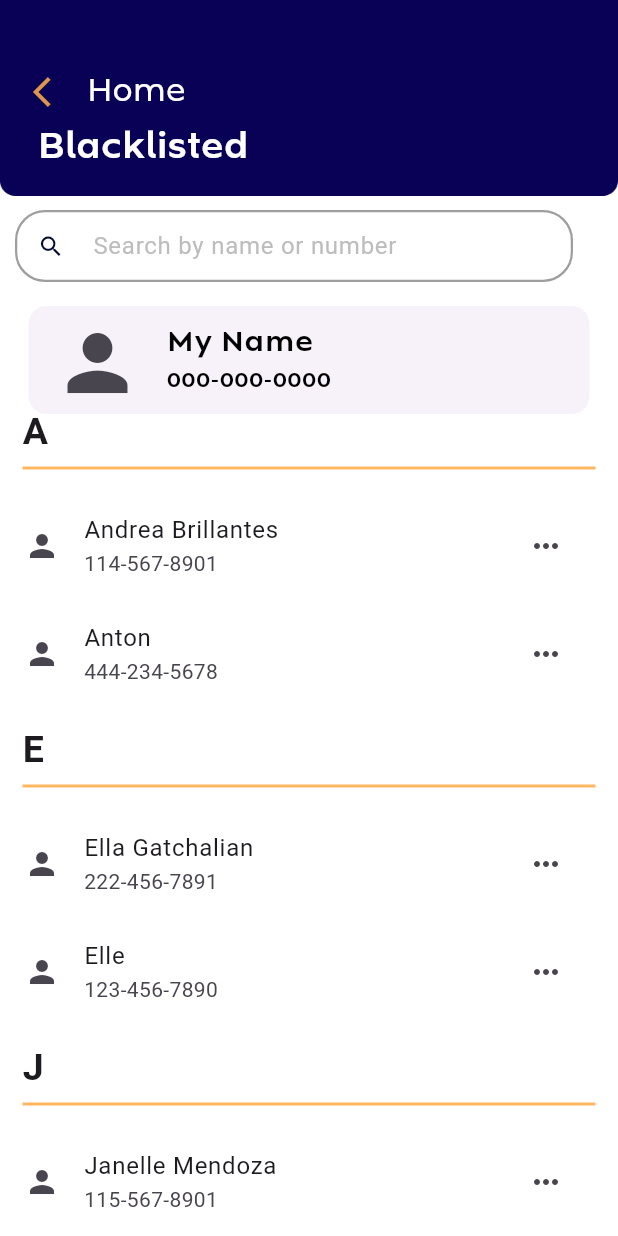
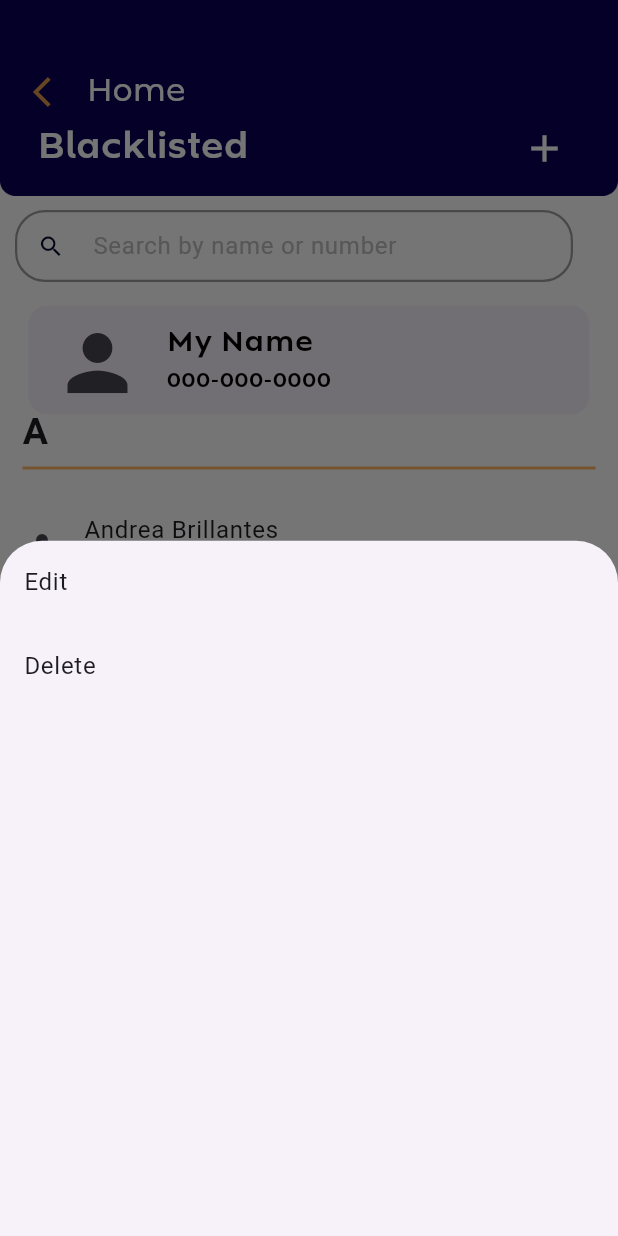
Before and after one commit to LantingKurt/SpamDefender, a Flutter app: the BlacklistScreen screen opened directly, after a tap on the "keyboard control" icon, on a phone screen of 412 x 824 dp. Run offline on Flutter 3.47's test engine with Material 3 defaults, Android fonts, the phone set to English and light mode, and no system bars; our stand-ins replace firebase_auth, firebase_core, flutter_contacts, fluttertoast; missing offline and left inert: firebase_app_check; accounts and stored records are empty.

Commit message:
feature: blacklist contacts - add, edit, delete

```diff
--- a/lib/blacklist_contacts.dart
+++ b/lib/blacklist_contacts.dart
@@ -1,8 +1,10 @@
 import 'package:flutter/material.dart';
+import 'edit_contacts.dart';
+import 'add_contacts.dart';
 
 // Firebase Implementation
 
-// WHITELIST CONTACTS //
+// BLACKLIST CONTACTS //
 class BlacklistScreen extends StatefulWidget {
   const BlacklistScreen({super.key});
 
@@ -26,6 +28,25 @@ class BlacklistScreenState extends State<BlacklistScreen> {
     {'name': 'Nicholas Lanting', 'phone': '117-567-8901'},
     {'name': 'Ton Chio', 'phone': '118-567-8901'},
   ];
+
+  // Modify _deleteContact to remove by contact rather than index
+  void _deleteContact(Map<String, String> contact) {
+    setState(() {
+      blacklist.remove(contact);
+    });
+  }
+
+  void _updateContact(Map<String, String> updatedContact, int index) {
+    setState(() {
+      blacklist[index] = updatedContact;
+    });
+  }
+
+  void _addNewContact(Map<String, String> newContact) {
+    setState(() {
+      blacklist.add(newContact);
+    });
+  }
 
   @override
   Widget build(BuildContext context) {
@@ -70,7 +91,8 @@ class BlacklistScreenState extends State<BlacklistScreen> {
               children: [
                 // Back arrow icon button
                 IconButton(
-                  icon: Icon(Icons.arrow_back_ios, color: Color(0xddffad49)), // Back arrow icon
+                  icon: Icon(Icons.arrow_back_ios, color: Color(0xddffad49)),
+                  // Back arrow icon
                   onPressed: () {
                     Navigator.pop(context);
                   },
@@ -101,6 +123,23 @@ class BlacklistScreenState extends State<BlacklistScreen> {
             ),
           ),
           Positioned(
+            top: 75.0,
+            right: 25.0,
+            child: IconButton(
+              icon: Icon(Icons.add, color: Colors.white, size: 30),
+              // Back arrow icon
+              onPressed: () {
+                Navigator.push(
+                  context,
+                  MaterialPageRoute(
+                    builder:
+                        (context) => AddContactScreen(onAdd: _addNewContact),
+                  ),
+                );
+              },
+            ),
+          ),
+          Positioned(
             top: 140.0,
             left: 10,
             right: 30.0,
@@ -109,31 +148,22 @@ class BlacklistScreenState extends State<BlacklistScreen> {
               decoration: InputDecoration(
                 hintText: 'Search by name or number',
                 border: OutlineInputBorder(
-                  borderSide: BorderSide(
-                    color: Colors.grey,
-                    width: 1.5,
-                  ),
+                  borderSide: BorderSide(color: Colors.grey, width: 1.5),
                   borderRadius: BorderRadius.circular(20),
                 ),
                 enabledBorder: OutlineInputBorder(
-                  borderSide: BorderSide(
-                    color: Colors.grey,
-                    width: 1.5,
-                  ),
+                  borderSide: BorderSide(color: Colors.grey, width: 1.5),
                   borderRadius: BorderRadius.circular(20),
                 ),
                 focusedBorder: OutlineInputBorder(
-                  borderSide: BorderSide(
-                    color: Colors.blue,
-                    width: 1.5,
-                  ),
+                  borderSide: BorderSide(color: Colors.blue, width: 1.5),
                   borderRadius: BorderRadius.circular(20),
                 ),
-                prefixIcon: Icon(
-                  Icons.search,
-                  color: Color(0xFF050a30),
+                prefixIcon: Icon(Icons.search, color: Color(0xFF050a30)),
+                contentPadding: EdgeInsets.symmetric(
+                  vertical: 10.0,
+                  horizontal: 15.0,
                 ),
-                contentPadding: EdgeInsets.symmetric(vertical: 10.0, horizontal: 15.0),
                 filled: true,
                 fillColor: Colors.white,
                 isDense: true,
@@ -149,10 +179,7 @@ class BlacklistScreenState extends State<BlacklistScreen> {
             child: Card(
               elevation: 0,
               child: ListTile(
-                leading: Icon(
-                  Icons.person,
-                  size: 60.0,
-                ),
+                leading: Icon(Icons.person, size: 60.0),
                 title: Text(
                   'My Name',
                   style: TextStyle(
@@ -162,7 +189,9 @@ class BlacklistScreenState extends State<BlacklistScreen> {
                     color: Colors.black,
                   ),
                 ),
-                subtitle: Text('000-000-0000', style: TextStyle(
+                subtitle: Text(
+                  '000-000-0000',
+                  style: TextStyle(
                     fontFamily: 'Mosafin',
                     fontSize: 15.0,
                     fontWeight: FontWeight.bold,
@@ -172,7 +201,6 @@ class BlacklistScreenState extends State<BlacklistScreen> {
               ),
             ),
           ),
-
           SafeArea(
             child: Padding(
               padding: EdgeInsets.only(top: 260),
@@ -184,7 +212,10 @@ class BlacklistScreenState extends State<BlacklistScreen> {
                   List<Map<String, String>> contacts = [];
 
                   for (var section in sectionHeaders) {
-                    int currentSectionItemCount = 1 + groupedContacts[section]!.length; // 1 for the header + contacts
+                    int currentSectionItemCount =
+                        1 +
+                            groupedContacts[section]!
+                                .length; // 1 for the header + contacts
 
                     if (index < sectionIndex + currentSectionItemCount) {
                       letter = section;
@@ -197,13 +228,19 @@ class BlacklistScreenState extends State<BlacklistScreen> {
 
                   if (index == sectionIndex) {
                     return Padding(
-                      padding: const EdgeInsets.symmetric(vertical: 10.0, horizontal: 15.0),
+                      padding: const EdgeInsets.symmetric(
+                        vertical: 10.0,
+                        horizontal: 15.0,
+                      ),
                       child: Column(
                         crossAxisAlignment: CrossAxisAlignment.start,
                         children: [
                           Text(
                             letter,
-                            style: TextStyle(fontSize: 25, fontWeight: FontWeight.bold),
+                            style: TextStyle(
+                              fontSize: 25,
+                              fontWeight: FontWeight.bold,
+                            ),
                           ),
                           Container(
                             height: 2,
@@ -223,10 +260,45 @@ class BlacklistScreenState extends State<BlacklistScreen> {
                       trailing: IconButton(
                         icon: Icon(Icons.more_horiz),
                         onPressed: () {
+                          showModalBottomSheet(
+                            context: context,
+                            builder: (context) {
+                              return ListView(
+                                children: <Widget>[
+                                  ListTile(
+                                    title: Text('Edit'),
+                                    onTap: () {
+                                      Navigator.pop(context);
+                                      Navigator.push(
+                                        context,
+                                        MaterialPageRoute(
+                                          builder:
+                                              (context) => EditContactScreen(
+                                            contact: contact,
+                                            // Use the actual index from whitelist instead of the section index
+                                            index: blacklist.indexOf(
+                                              contact,
+                                            ),
+                                            onUpdate: _updateContact,
+                                          ),
+                                        ),
+                                      );
                                     },
                                   ),
+                                  ListTile(
+                                    title: Text('Delete'),
                                     onTap: () {
+                                      Navigator.pop(context);
+                                      _deleteContact(contact);
                                     },
+                                  ),
+                                ],
+                              );
+                            },
+                          );
+                        },
+                      ),
+                      onTap: () {},
                     );
                   }
 
```
Lines whose indentation alone changed are shown as unchanged.
